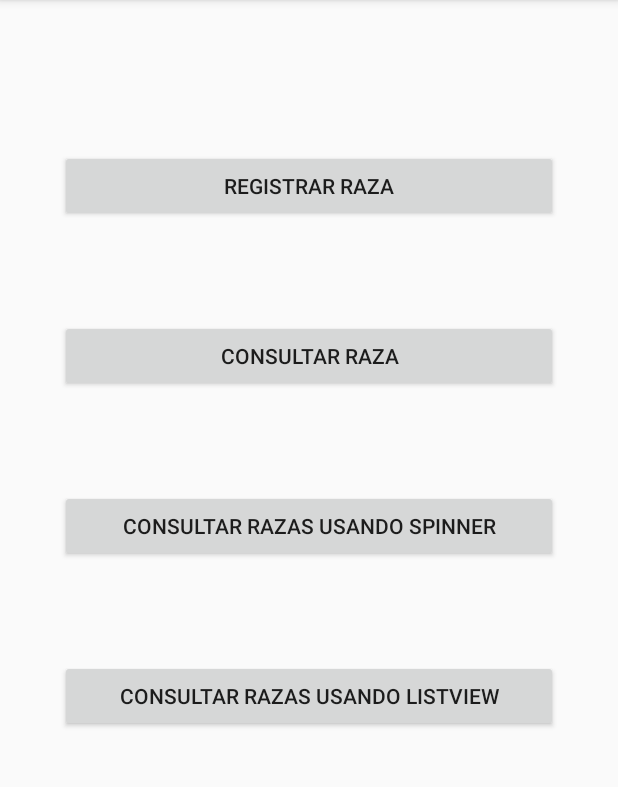
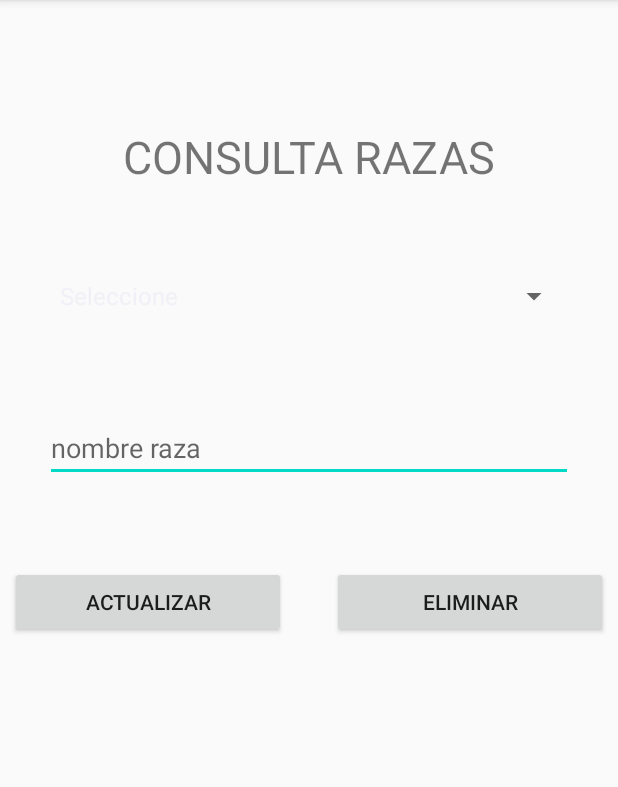
Before and after one commit to efgc/usoSqlAndroid, an Android app: the ActivityRazaPrincipal screen opened directly, with no data from a screen before it, after a tap on "CONSULTAR RAZA", on a phone screen of 412 x 824 dp, the part 84-871 px from its top. Run offline under Robolectric (Android 15) with nearby library versions, the phone set to English and light mode, and no system bars.

Commit message:
Finished working on Raza

```diff
--- a/app/src/main/AndroidManifest.xml
+++ b/app/src/main/AndroidManifest.xml
@@ -9,7 +9,8 @@
         android:roundIcon="@mipmap/ic_launcher_round"
         android:supportsRtl="true"
         android:theme="@style/AppTheme">
-        <activity android:name=".formularios.raza.ActivityRazaConsultaCombo"></activity>
+        <activity android:name=".formularios.raza.ActivityConsultaRaza"></activity>
+        <activity android:name=".formularios.raza.ActivityRazaConsultaCombo" />
         <activity android:name=".formularios.raza.ActivityRazaConsultaLista" />
         <activity android:name=".formularios.raza.ActivityRazaRegistro" />
         <activity android:name=".formularios.raza.ActivityRazaPrincipal" />
--- /dev/null
+++ b/app/src/main/java/com/asche/usosqlite/formularios/raza/ActivityConsultaRaza.java
@@ -0,0 +1,181 @@
+package com.asche.usosqlite.formularios.raza;
+
+import androidx.appcompat.app.AppCompatActivity;
+
+import android.database.Cursor;
+import android.database.sqlite.SQLiteDatabase;
+import android.os.Bundle;
+import android.util.Log;
+import android.view.View;
+import android.widget.AdapterView;
+import android.widget.ArrayAdapter;
+import android.widget.Spinner;
+import android.widget.TextView;
+import android.widget.Toast;
+
+import com.asche.usosqlite.R;
+import com.asche.usosqlite.entidades.Raza;
+import com.asche.usosqlite.entidades.Usuario;
+import com.asche.usosqlite.utilidades.ConexionSQLiteHelper;
+import com.asche.usosqlite.utilidades.Utilidades;
+import com.asche.usosqlite.utilidades.UtilidadesMascota;
+import com.asche.usosqlite.utilidades.UtilidadesRaza;
+import com.asche.usosqlite.utilidades.UtilidadesUsuario;
+
+import java.util.ArrayList;
+
+public class ActivityConsultaRaza extends AppCompatActivity {
+
+    private Spinner comboRazas;
+    private TextView txtRaza;
+    private ArrayList<String> listaRazas;
+    private ArrayList<Raza> listaRazasBack;
+    private ConexionSQLiteHelper conn;
+    private Integer idRaza;
+
+    @Override
+    protected void onCreate(Bundle savedInstanceState) {
+        super.onCreate(savedInstanceState);
+        setContentView(R.layout.activity_consulta_raza);
+
+        this.inicializarComponentes();
+
+    }
+
+    private void inicializarComponentes() {
+        this.comboRazas = findViewById(R.id.razaConsultaIdCmbRazas);
+        this.txtRaza = findViewById(R.id.razaConsultaIdTxtNombre);
+        this.listaRazas = new ArrayList<>();
+        this.listaRazasBack = new ArrayList<>();
+        this.idRaza = 0;
+        this.conn = new ConexionSQLiteHelper(getApplicationContext(), Utilidades.BDD_NAME, null, Utilidades.BDD_VERSION);
+
+        this.consultarListaRazas();
+        this.obtenerLista();
+        this.agregarListener();
+
+    }
+
+    private void agregarListener() {
+        //Setting listener for the spinner
+        this.comboRazas.setOnItemSelectedListener(new AdapterView.OnItemSelectedListener() {
+            @Override
+            public void onItemSelected(AdapterView<?> parent, View view, int position, long id) {
+                System.out.println("Position: " + position);
+                if (position != 0) {
+                    txtRaza.setText(listaRazasBack.get(position - 1).getNombreRaza());
+                    idRaza = listaRazasBack.get(position -1).getIdRaza();
+
+                } else {
+
+                    txtRaza.setText("");
+
+                }
+            }
+
+            @Override
+            public void onNothingSelected(AdapterView<?> adapterView) {
+
+            }
+        });
+    }
+
+    private void consultarListaRazas() {
+        this.listaRazas = new ArrayList<>();
+        this.listaRazasBack = new ArrayList<>();
+        SQLiteDatabase db = this.conn.getReadableDatabase();
+
+
+        Cursor cursor = db.rawQuery("SELECT * FROM " + UtilidadesRaza.TABLA_RAZA, null);
+
+        while (cursor.moveToNext()) {
+            Raza raza = new Raza();
+            raza.setIdRaza(cursor.getInt(0));
+            raza.setNombreRaza(cursor.getString(1));
+
+            Log.i("id", raza.getIdRaza().toString());
+            Log.i("raza", raza.getNombreRaza());
+
+            this.listaRazasBack.add(raza);
+        }
+        cursor.close();
+        db.close();
+
+    }
+
+    private void obtenerLista() {
+        this.listaRazas = new ArrayList<String>();
+        this.listaRazas.add("Seleccione");
+        for (int i = 0; i < this.listaRazasBack.size(); i++) {
+            this.listaRazas.add(this.listaRazasBack.get(i).getIdRaza()
+                    + " - " + this.listaRazasBack.get(i).getNombreRaza());
+        }
+
+        System.out.println("Lista razas: " + listaRazas.size());
+        System.out.println("Lista usuarios back: " + listaRazasBack.size());
+        ArrayAdapter<CharSequence> adaptador = new ArrayAdapter(getApplicationContext(),
+                android.R.layout.simple_spinner_item, this.listaRazas);
+        this.comboRazas.setAdapter(adaptador);
+
+    }
+
+    public void onClick(View view) {
+
+        switch (view.getId()) {
+            case R.id.razaConsultaIdBtnActualizar:
+                this.actualizarRaza();
+                break;
+
+            case R.id.razaConsultaIdBtnEliminar:
+                this.eliminarRaza();
+                break;
+
+        }
+    }
+
+    private void eliminarRaza() {
+        if(this.comboRazas.getSelectedItem().toString().equals("Seleccione")){
+            Toast.makeText(getApplicationContext(), "Seleccione una raza", Toast.LENGTH_SHORT).show();
+        }
+
+
+        else if (this.txtRaza.getText().toString().equals("")) {
+            Toast.makeText(getApplicationContext(), "Ingrese nombre de raza", Toast.LENGTH_SHORT).show();
+        }
+        else{
+            SQLiteDatabase db = this.conn.getWritableDatabase();
+            String[] parametros = {this.idRaza.toString()};
+
+
+            db.execSQL(UtilidadesRaza.getSqlEliminar(),parametros);
+            Toast.makeText(getApplicationContext(), "Eliminado, con SQL: ", Toast.LENGTH_SHORT).show();
+            db.close();
+            this.consultarListaRazas();
+            this.obtenerLista();
+            this.agregarListener();
+        }
+    }
+
+    private void actualizarRaza() {
+        if(this.comboRazas.getSelectedItem().toString().equals("Seleccione")){
+            Toast.makeText(getApplicationContext(), "Seleccione una raza", Toast.LENGTH_SHORT).show();
+        }
+
+
+        else if (this.txtRaza.getText().toString().equals("")) {
+            Toast.makeText(getApplicationContext(), "Ingrese nombre de raza", Toast.LENGTH_SHORT).show();
+        }
+        else{
+            SQLiteDatabase db = this.conn.getWritableDatabase();
+            String[] parametros = {this.txtRaza.getText().toString(), this.idRaza.toString()};
+
+
+            db.execSQL(UtilidadesRaza.getSqlActualizar(),parametros);
+            Toast.makeText(getApplicationContext(), "Actualizado, con SQL: ", Toast.LENGTH_SHORT).show();
+            db.close();
+            this.consultarListaRazas();
+            this.obtenerLista();
+            this.agregarListener();
+        }
+    }
+}
--- a/app/src/main/java/com/asche/usosqlite/formularios/raza/ActivityRazaPrincipal.java
+++ b/app/src/main/java/com/asche/usosqlite/formularios/raza/ActivityRazaPrincipal.java
@@ -35,6 +35,11 @@ public class ActivityRazaPrincipal extends AppCompatActivity {
                 startActivity(intent);
                 break;
 
+            case R.id.razaPrincipalBtnConsultarId:
+                intent = new Intent(getApplicationContext(), ActivityConsultaRaza.class);
+                startActivity(intent);
+                break;
+
         }
     }
 }
--- /dev/null
+++ b/app/src/main/res/layout/activity_consulta_raza.xml
@@ -0,0 +1,79 @@
+<?xml version="1.0" encoding="utf-8"?>
+<androidx.constraintlayout.widget.ConstraintLayout xmlns:android="http://schemas.android.com/apk/res/android"
+    xmlns:app="http://schemas.android.com/apk/res-auto"
+    xmlns:tools="http://schemas.android.com/tools"
+    android:layout_width="match_parent"
+    android:layout_height="match_parent"
+    tools:context=".formularios.raza.ActivityConsultaRaza">
+
+    <TextView
+        android:id="@+id/textView"
+        android:layout_width="wrap_content"
+        android:layout_height="wrap_content"
+        android:layout_marginTop="84dp"
+        android:text="CONSULTA RAZAS"
+        android:textSize="30dp"
+        app:layout_constraintEnd_toEndOf="parent"
+        app:layout_constraintHorizontal_bias="0.5"
+        app:layout_constraintStart_toStartOf="parent"
+        app:layout_constraintTop_toTopOf="parent" />
+
+
+    <Spinner
+        android:id="@+id/razaConsultaIdCmbRazas"
+        android:layout_width="348dp"
+        android:layout_height="45dp"
+        android:layout_marginStart="30dp"
+        android:layout_marginTop="50dp"
+        android:layout_marginEnd="30dp"
+        app:layout_constraintBottom_toBottomOf="@+id/textView4"
+        app:layout_constraintEnd_toEndOf="parent"
+        app:layout_constraintStart_toStartOf="parent"
+        app:layout_constraintTop_toBottomOf="@+id/textView"
+        app:layout_constraintVertical_bias="0.48000002" />
+
+    <EditText
+        android:id="@+id/razaConsultaIdTxtNombre"
+        android:layout_width="0dp"
+        android:layout_height="wrap_content"
+        android:layout_marginStart="30dp"
+        android:layout_marginTop="56dp"
+        android:layout_marginEnd="30dp"
+        android:ems="10"
+        android:hint="nombre raza"
+        android:inputType="textPersonName"
+        app:layout_constraintEnd_toEndOf="parent"
+        app:layout_constraintStart_toStartOf="parent"
+        app:layout_constraintTop_toBottomOf="@+id/razaConsultaIdCmbRazas" />
+
+
+    <Button
+        android:id="@+id/razaConsultaIdBtnActualizar"
+        android:layout_width="184dp"
+        android:layout_height="wrap_content"
+        android:layout_marginStart="45dp"
+        android:layout_marginTop="56dp"
+        android:layout_marginEnd="15dp"
+        android:onClick="onClick"
+        android:text="Actualizar"
+        app:layout_constraintEnd_toStartOf="@+id/razaConsultaIdBtnEliminar"
+        app:layout_constraintHorizontal_bias="0.5"
+        app:layout_constraintStart_toStartOf="parent"
+        app:layout_constraintTop_toBottomOf="@+id/razaConsultaIdTxtNombre" />
+
+    <Button
+        android:id="@+id/razaConsultaIdBtnEliminar"
+        android:layout_width="184dp"
+        android:layout_height="wrap_content"
+        android:layout_marginStart="15dp"
+        android:layout_marginTop="56dp"
+        android:layout_marginEnd="45dp"
+
+        android:onClick="onClick"
+        android:text="Eliminar"
+        app:layout_constraintEnd_toEndOf="parent"
+        app:layout_constraintHorizontal_bias="0.5"
+        app:layout_constraintStart_toEndOf="@+id/razaConsultaIdBtnActualizar"
+        app:layout_constraintTop_toBottomOf="@+id/razaConsultaIdTxtNombre" />
+
+</androidx.constraintlayout.widget.ConstraintLayout>
--- a/app/src/main/res/layout/activity_raza_principal.xml
+++ b/app/src/main/res/layout/activity_raza_principal.xml
@@ -22,7 +22,7 @@
         app:layout_constraintTop_toTopOf="parent" />
 
     <Button
-        android:id="@+id/razaPrincipalBtnConsultar"
+        android:id="@+id/razaPrincipalBtnConsultarId"
         android:layout_width="0dp"
         android:layout_height="wrap_content"
         android:layout_marginStart="40dp"
@@ -47,7 +47,7 @@
         app:layout_constraintEnd_toEndOf="parent"
         app:layout_constraintHorizontal_bias="0.0"
         app:layout_constraintStart_toStartOf="parent"
-        app:layout_constraintTop_toBottomOf="@+id/razaPrincipalBtnConsultar" />
+        app:layout_constraintTop_toBottomOf="@+id/razaPrincipalBtnConsultarId" />
 
     <Button
         android:id="@+id/razaPrincipalBtnConsultarListView"
```
